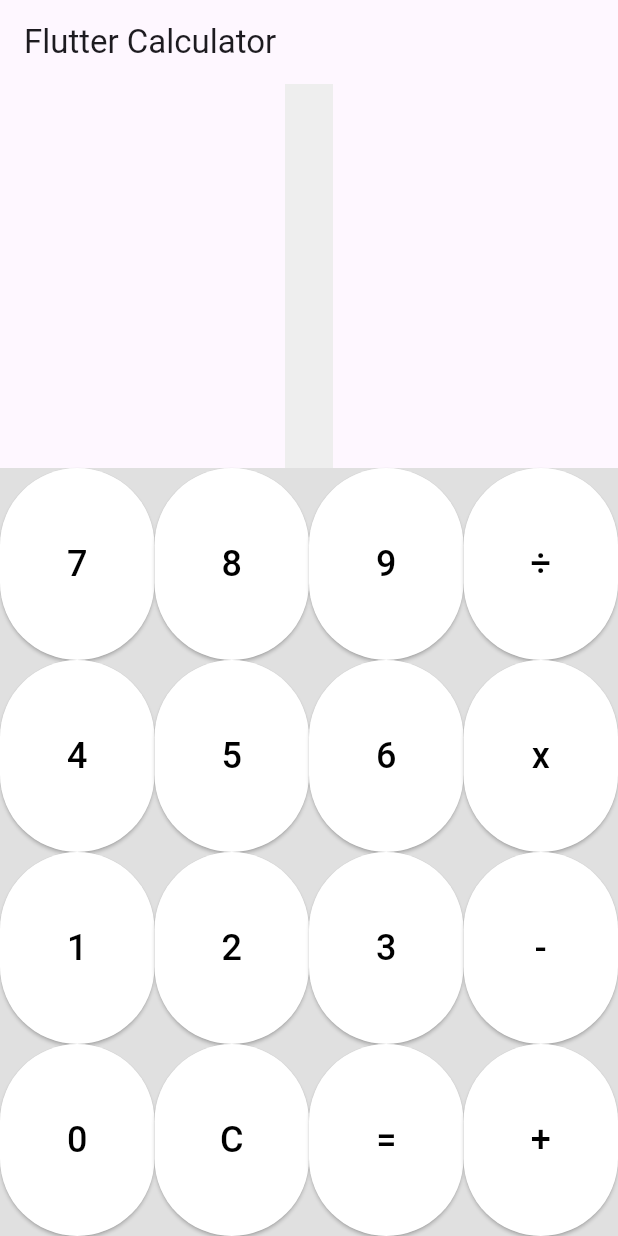
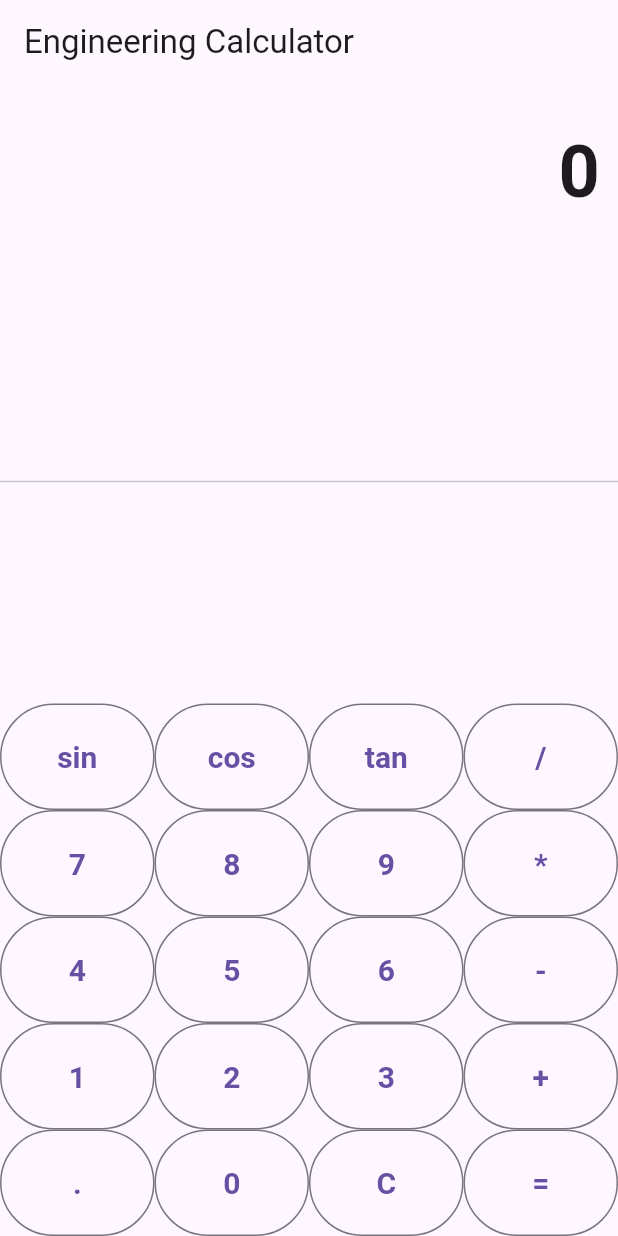
Before and after one commit to minminci/demo_2, a Flutter app: the screen it shows after launch, on a phone screen of 412 x 824 dp. Run offline on Flutter 3.47's test engine with Material 3 defaults, Android fonts, the phone set to English and light mode, and no system bars.

Commit message:
Add files via upload

```diff
--- a/lib/main.dart
+++ b/lib/main.dart
@@ -1,132 +1,183 @@
 import 'package:flutter/material.dart';
+import 'dart:math' as math;
 
 void main() {
-  runApp(MyApp());
+  runApp(CalculatorApp());
 }
 
-class MyApp extends StatelessWidget {
+class CalculatorApp extends StatelessWidget {
   @override
   Widget build(BuildContext context) {
     return MaterialApp(
-      home: Calculator(),
+      title: 'Engineering Calculator',
+      theme: ThemeData(
+        primarySwatch: Colors.blue,
+        visualDensity: VisualDensity.adaptivePlatformDensity,
+      ),
+      home: CalculatorScreen(),
     );
   }
 }
 
-class Calculator extends StatefulWidget {
+class CalculatorScreen extends StatefulWidget {
   @override
-  _CalculatorState createState() => _CalculatorState();
+  _CalculatorScreenState createState() => _CalculatorScreenState();
 }
 
-class _CalculatorState extends State<Calculator> {
-  String _expression = '';
-  String _result = '';
+class _CalculatorScreenState extends State<CalculatorScreen> {
+  String output = "0";
+  String _output = "0";
+  double num1 = 0.0;
+  double num2 = 0.0;
+  String operand = "";
 
-  void _onButtonPressed(String buttonText) {
+  buttonPressed(String buttonText) {
+    if (buttonText == "C") {
+      _output = "0";
+      num1 = 0.0;
+      num2 = 0.0;
+      operand = "";
+    } else if (buttonText == "+" || buttonText == "-" || buttonText == "/" || buttonText == "*") {
+      num1 = double.parse(output);
+      operand = buttonText;
+      _output = "0";
+    } else if (buttonText == ".") {
+      if (_output.contains(".")) {
+        print("Already contains a decimal");
+        return;
+      } else {
+        _output = _output + buttonText;
+      }
+    } else if (buttonText == "=") {
+      num2 = double.parse(output);
+
+      switch (operand) {
+        case "+":
+          _output = (num1 + num2).toString();
+          break;
+        case "-":
+          _output = (num1 - num2).toString();
+          break;
+        case "/":
+          _output = (num1 / num2).toString();
+          break;
+        case "*":
+          _output = (num1 * num2).toString();
+          break;
+        case "sin":
+          _output = math.sin(num2).toString();
+          break;
+        case "cos":
+          _output = math.cos(num2).toString();
+          break;
+        case "tan":
+          _output = math.tan(num2).toString();
+          break;
+      }
+
+      num1 = 0.0;
+      num2 = 0.0;
+      operand = "";
+    } else if (buttonText == "sin" || buttonText == "cos" || buttonText == "tan") {
+      num1 = double.parse(output);
+      operand = buttonText;
+      _output = "0";
+    } else {
+      _output = _output + buttonText;
+    }
+
+    print(_output);
+
     setState(() {
-      if (buttonText == 'C') {
-        _expression = '';
-        _result = '';
-      } else if (buttonText == '=') {
-        try {
-          _result = _evaluateExpression();
-        } catch (e) {
-          _result = 'Error';
-        }
-      } else {
-        _expression += buttonText;
-      }
+      output = double.parse(_output).toStringAsFixed(2);
     });
   }
 
-  String _evaluateExpression() {
-    String expression = _expression;
-
-    // Replace 'x' with '*' and '÷' with '/'
-    expression = expression.replaceAll('x', '*').replaceAll('÷', '/');
-
-    // Use Dart's built-in 'dart:math' library to evaluate the expression
-    double result = evalExpression(expression);
-    return result.toString();
-  }
-
-  double evalExpression(String expression) {
-    try {
-      return double.parse(expression);
-    } catch (e) {
-      print('Error parsing expression: $e');
-      throw Exception('Error evaluating expression');
-    }
+  Widget buildButton(String buttonText) {
+    return Expanded(
+      child: OutlinedButton(
+        style: ButtonStyle(
+          padding: MaterialStateProperty.all(EdgeInsets.all(24.0)),
+          textStyle: MaterialStateProperty.all(TextStyle(
+            fontSize: 20.0,
+            fontWeight: FontWeight.bold,
+          )),
+        ),
+        onPressed: () => buttonPressed(buttonText),
+        child: Text(buttonText),
+      ),
+    );
   }
 
   @override
   Widget build(BuildContext context) {
     return Scaffold(
       appBar: AppBar(
-        title: Text('Flutter Calculator'),
+        title: Text('Engineering Calculator'),
       ),
-      body: Column(
-        children: [
-          Expanded(
-            child: Container(
-              padding: EdgeInsets.all(16.0),
-              color: Colors.grey[200],
-              child: Column(
-                mainAxisAlignment: MainAxisAlignment.end,
-                children: [
-                  Text(
-                    _expression,
-                    style: TextStyle(fontSize: 24.0),
-                  ),
-                  SizedBox(height: 10.0),
-                  Text(
-                    _result,
-                    style: TextStyle(fontSize: 48.0, fontWeight: FontWeight.bold),
-                  ),
-                ],
+      body: Container(
+        child: Column(
+          children: <Widget>[
+            Container(
+              alignment: Alignment.centerRight,
+              padding: EdgeInsets.symmetric(vertical: 24.0, horizontal: 12.0),
+              child: Text(
+                output,
+                style: TextStyle(
+                  fontSize: 48.0,
+                  fontWeight: FontWeight.bold,
+                ),
               ),
             ),
-          ),
-          Expanded(
-            flex: 2,
-            child: Container(
-              color: Colors.grey[300],
-              child: Column(
-                children: [
-                  buildButtonRow(['7', '8', '9', '÷']),
-                  buildButtonRow(['4', '5', '6', 'x']),
-                  buildButtonRow(['1', '2', '3', '-']),
-                  buildButtonRow(['0', 'C', '=', '+']),
-                ],
-              ),
+            Expanded(
+              child: Divider(),
             ),
-          ),
-        ],
-      ),
-    );
-  }
-
-  Widget buildButtonRow(List<String> buttons) {
-    return Expanded(
-      child: Row(
-        crossAxisAlignment: CrossAxisAlignment.stretch,
-        children: buttons
-            .map(
-              (buttonText) => Expanded(
-            child: ElevatedButton(
-              onPressed: () => _onButtonPressed(buttonText),
-              child: Text(
-                buttonText,
-                style: TextStyle(fontSize: 24.0),
-              ),
-              style: ElevatedButton.styleFrom(
-                primary: Colors.white,
-                onPrimary: Colors.black,
-              ),
+            Column(
+              children: <Widget>[
+                Row(
+                  children: <Widget>[
+                    buildButton("sin"),
+                    buildButton("cos"),
+                    buildButton("tan"),
+                    buildButton("/"),
+                  ],
+                ),
+                Row(
+                  children: <Widget>[
+                    buildButton("7"),
+                    buildButton("8"),
+                    buildButton("9"),
+                    buildButton("*"),
+                  ],
+                ),
+                Row(
+                  children: <Widget>[
+                    buildButton("4"),
+                    buildButton("5"),
+                    buildButton("6"),
+                    buildButton("-"),
+                  ],
+                ),
+                Row(
+                  children: <Widget>[
+                    buildButton("1"),
+                    buildButton("2"),
+                    buildButton("3"),
+                    buildButton("+"),
+                  ],
+                ),
+                Row(
+                  children: <Widget>[
+                    buildButton("."),
+                    buildButton("0"),
+                    buildButton("C"),
+                    buildButton("="),
+                  ],
+                ),
+              ],
             ),
-          ),
-        )
-            .toList(),
+          ],
+        ),
       ),
     );
   }
```
